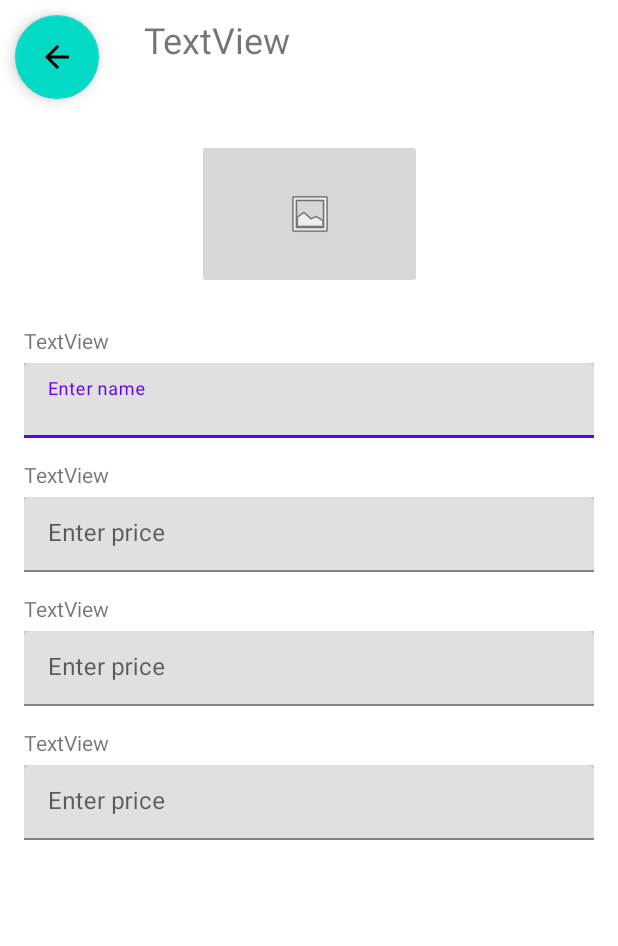
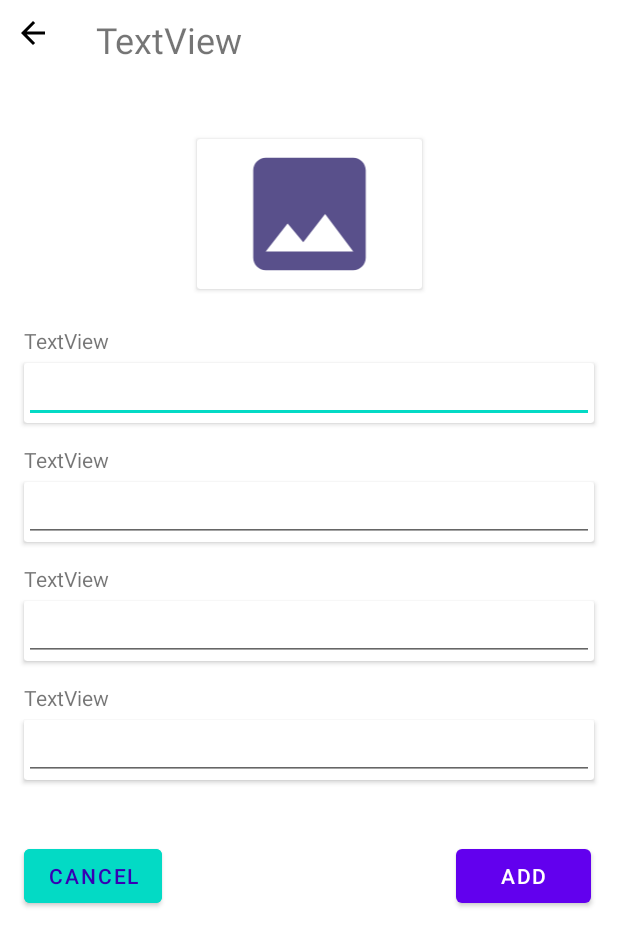
Before and after one commit to SamSultanB/Neobis_Android_Inventory_App, an Android app: the fragment CreateNewCrossFragment shown on its own in the app's theme, on a phone screen of 412 x 824 dp. Shown: the top 946 px of the screen. Run offline under Robolectric (Android 15) with nearby library versions, the phone set to English and light mode, and no system bars.

```diff
--- a/app/src/main/java/com/example/inventory/MainActivity.kt
+++ b/app/src/main/java/com/example/inventory/MainActivity.kt
@@ -1,8 +1,10 @@
 package com.example.inventory
 
+import android.net.Uri
 import androidx.appcompat.app.AppCompatActivity
 import android.os.Bundle
 import androidx.fragment.app.Fragment
+import androidx.navigation.findNavController
 import com.example.inventory.databinding.ActivityMainBinding
 import com.example.inventory.fragments.ArchivePageFragment
 import com.example.inventory.fragments.MainPageFragment
@@ -31,5 +33,4 @@ class MainActivity : AppCompatActivity() {
         }
     }
 
-
 }
--- a/app/src/main/java/com/example/inventory/fragments/CreateNewCrossFragment.kt
+++ b/app/src/main/java/com/example/inventory/fragments/CreateNewCrossFragment.kt
@@ -5,16 +5,28 @@ import androidx.fragment.app.Fragment
 import android.view.LayoutInflater
 import android.view.View
 import android.view.ViewGroup
+import androidx.navigation.fragment.findNavController
 import com.example.inventory.R
+import com.example.inventory.databinding.FragmentCreateNewBinding
 
 class CreateNewCrossFragment : Fragment() {
+
+    lateinit var binding: FragmentCreateNewBinding
 
     override fun onCreateView(
         inflater: LayoutInflater, container: ViewGroup?,
         savedInstanceState: Bundle?
     ): View? {
         // Inflate the layout for this fragment
-        return inflater.inflate(R.layout.fragment_create_new, container, false)
+        binding = FragmentCreateNewBinding.inflate(inflater, container, false)
+        return binding.root
+    }
+
+    override fun onViewCreated(view: View, savedInstanceState: Bundle?) {
+        super.onViewCreated(view, savedInstanceState)
+        binding.backButton.setOnClickListener {
+            findNavController().navigate(R.id.action_createNewCrossFragment_to_mainPageFragment)
+        }
     }
 
 }
--- /dev/null
+++ b/app/src/main/res/drawable/ic_add.xml
@@ -0,0 +1,5 @@
+<vector android:height="24dp" android:tint="#FFFFFF"
+    android:viewportHeight="24" android:viewportWidth="24"
+    android:width="24dp" xmlns:android="http://schemas.android.com/apk/res/android">
+    <path android:fillColor="@android:color/white" android:pathData="M19,13h-6v6h-2v-6H5v-2h6V5h2v6h6v2z"/>
+</vector>
--- /dev/null
+++ b/app/src/main/res/drawable/ic_back_button.xml
@@ -0,0 +1,5 @@
+<vector android:autoMirrored="true" android:height="24dp"
+    android:tint="#000000" android:viewportHeight="24"
+    android:viewportWidth="24" android:width="24dp" xmlns:android="http://schemas.android.com/apk/res/android">
+    <path android:fillColor="@android:color/white" android:pathData="M20,11H7.83l5.59,-5.59L12,4l-8,8 8,8 1.41,-1.41L7.83,13H20v-2z"/>
+</vector>
--- /dev/null
+++ b/app/src/main/res/drawable/ic_image.xml
@@ -0,0 +1,5 @@
+<vector android:height="120dp" android:tint="#59508B"
+    android:viewportHeight="24" android:viewportWidth="24"
+    android:width="120dp" xmlns:android="http://schemas.android.com/apk/res/android">
+    <path android:fillColor="@android:color/white" android:pathData="M21,19V5c0,-1.1 -0.9,-2 -2,-2H5c-1.1,0 -2,0.9 -2,2v14c0,1.1 0.9,2 2,2h14c1.1,0 2,-0.9 2,-2zM8.5,13.5l2.5,3.01L14.5,12l4.5,6H5l3.5,-4.5z"/>
+</vector>
--- a/app/src/main/res/layout/fragment_create_new.xml
+++ b/app/src/main/res/layout/fragment_create_new.xml
@@ -15,31 +15,40 @@
         android:layout_marginTop="10dp"
         android:text="TextView"
         android:textSize="24sp"
-        app:layout_constraintStart_toEndOf="@+id/floatingActionButton2"
+        app:layout_constraintStart_toEndOf="@+id/backButton"
         app:layout_constraintTop_toTopOf="parent" />
 
-    <com.google.android.material.floatingactionbutton.FloatingActionButton
-        android:id="@+id/floatingActionButton2"
+    <ImageButton
+        android:id="@+id/backButton"
         android:layout_width="wrap_content"
         android:layout_height="wrap_content"
         android:layout_marginStart="10dp"
         android:layout_marginTop="10dp"
         android:clickable="true"
-        android:src="?attr/actionModeCloseDrawable"
+        android:src="@drawable/ic_back_button"
+        android:background="@color/white"
         app:layout_constraintStart_toStartOf="parent"
         app:layout_constraintTop_toTopOf="parent" />
 
-    <ImageButton
-        android:id="@+id/imageButton"
+    <androidx.cardview.widget.CardView
+        android:id="@+id/getImage"
         android:layout_width="150dp"
         android:layout_height="100dp"
         android:layout_marginStart="105dp"
         android:layout_marginTop="50dp"
         android:layout_marginEnd="105dp"
-        android:src="@android:drawable/ic_menu_gallery"
+        android:src="@android:drawable/ic_menu_report_image"
         app:layout_constraintEnd_toEndOf="parent"
         app:layout_constraintStart_toStartOf="parent"
-        app:layout_constraintTop_toBottomOf="@+id/textView" />
+        app:layout_constraintTop_toBottomOf="@+id/textView">
+
+        <ImageView
+            android:id="@+id/gottenImage"
+            android:layout_width="match_parent"
+            android:layout_height="match_parent"
+            android:src="@drawable/ic_image"/>
+
+    </androidx.cardview.widget.CardView>
 
 
     <TextView
@@ -51,26 +60,25 @@
         app:layout_constraintBottom_toTopOf="@+id/textInputLayout1"
         app:layout_constraintStart_toStartOf="parent" />
 
-    <com.google.android.material.textfield.TextInputLayout
+    <androidx.cardview.widget.CardView
         android:id="@+id/textInputLayout1"
         android:layout_width="match_parent"
-        android:layout_height="50dp"
+        android:layout_height="40dp"
         android:layout_marginStart="16dp"
         android:layout_marginTop="49dp"
         android:layout_marginEnd="16dp"
         android:background="@color/editText"
-        android:hint="Enter name"
         app:layout_constraintEnd_toEndOf="parent"
         app:layout_constraintHorizontal_bias="0.497"
         app:layout_constraintStart_toStartOf="parent"
-        app:layout_constraintTop_toBottomOf="@+id/imageButton">
+        app:layout_constraintTop_toBottomOf="@+id/getImage">
 
         <com.google.android.material.textfield.TextInputEditText
             android:id="@+id/inputName"
             android:layout_width="match_parent"
             android:layout_height="match_parent" />
 
-    </com.google.android.material.textfield.TextInputLayout>
+    </androidx.cardview.widget.CardView>
 
 
     <TextView
@@ -82,15 +90,14 @@
         app:layout_constraintBottom_toTopOf="@+id/textInputLayout2"
         app:layout_constraintStart_toStartOf="parent" />
 
-    <com.google.android.material.textfield.TextInputLayout
+    <androidx.cardview.widget.CardView
         android:id="@+id/textInputLayout2"
         android:layout_width="match_parent"
-        android:layout_height="50dp"
+        android:layout_height="40dp"
         android:layout_marginStart="16dp"
         android:layout_marginTop="39dp"
         android:layout_marginEnd="16dp"
         android:background="@color/editText"
-        android:hint="Enter price"
         app:layout_constraintEnd_toEndOf="parent"
         app:layout_constraintStart_toStartOf="@+id/textInputLayout1"
         app:layout_constraintTop_toBottomOf="@+id/textInputLayout1">
@@ -100,7 +107,7 @@
             android:layout_width="match_parent"
             android:layout_height="match_parent" />
 
-    </com.google.android.material.textfield.TextInputLayout>
+    </androidx.cardview.widget.CardView>
 
 
     <TextView
@@ -112,15 +119,14 @@
         app:layout_constraintBottom_toTopOf="@+id/textInputLayout3"
         app:layout_constraintStart_toStartOf="parent" />
 
-    <com.google.android.material.textfield.TextInputLayout
+    <androidx.cardview.widget.CardView
         android:id="@+id/textInputLayout3"
         android:layout_width="match_parent"
-        android:layout_height="50dp"
+        android:layout_height="40dp"
         android:layout_marginStart="16dp"
         android:layout_marginTop="39dp"
         android:layout_marginEnd="16dp"
         android:background="@color/editText"
-        android:hint="Enter price"
         app:layout_constraintEnd_toEndOf="parent"
         app:layout_constraintStart_toStartOf="@+id/textInputLayout2"
         app:layout_constraintTop_toBottomOf="@+id/textInputLayout2">
@@ -130,7 +136,7 @@
             android:layout_width="match_parent"
             android:layout_height="match_parent" />
 
-    </com.google.android.material.textfield.TextInputLayout>
+    </androidx.cardview.widget.CardView>
 
 
     <TextView
@@ -142,15 +148,14 @@
         app:layout_constraintBottom_toTopOf="@+id/textInputLayout4"
         app:layout_constraintStart_toStartOf="parent" />
 
-    <com.google.android.material.textfield.TextInputLayout
+    <androidx.cardview.widget.CardView
         android:id="@+id/textInputLayout4"
         android:layout_width="match_parent"
-        android:layout_height="50dp"
+        android:layout_height="40dp"
         android:layout_marginStart="16dp"
         android:layout_marginTop="39dp"
         android:layout_marginEnd="16dp"
         android:background="@color/editText"
-        android:hint="Enter price"
         app:layout_constraintEnd_toEndOf="parent"
         app:layout_constraintStart_toStartOf="@+id/textInputLayout3"
         app:layout_constraintTop_toBottomOf="@+id/textInputLayout3">
@@ -158,9 +163,31 @@
         <com.google.android.material.textfield.TextInputEditText
             android:id="@+id/inputQuantity"
             android:layout_width="match_parent"
-            android:layout_height="match_parent"/>
+            android:layout_height="match_parent" />
 
-    </com.google.android.material.textfield.TextInputLayout>
+    </androidx.cardview.widget.CardView>
+
+    <Button
+        android:id="@+id/button"
+        android:layout_width="wrap_content"
+        android:layout_height="wrap_content"
+        android:layout_marginTop="40dp"
+        android:layout_marginEnd="16dp"
+        android:text="   Add   "
+        app:layout_constraintEnd_toEndOf="@+id/textInputLayout4"
+        app:layout_constraintTop_toBottomOf="@+id/textInputLayout4" />
+
+    <Button
+        android:id="@+id/button2"
+        android:layout_width="wrap_content"
+        android:layout_height="wrap_content"
+        android:layout_marginStart="16dp"
+        android:layout_marginTop="40dp"
+        android:text="Cancel"
+        android:textColor="@color/purple_700"
+        android:backgroundTint="@color/teal_200"
+        app:layout_constraintStart_toStartOf="parent"
+        app:layout_constraintTop_toBottomOf="@+id/textInputLayout4" />
 
 
 </androidx.constraintlayout.widget.ConstraintLayout>
--- a/app/src/main/res/layout/item.xml
+++ b/app/src/main/res/layout/item.xml
@@ -5,9 +5,8 @@
     android:layout_width="160dp"
     android:layout_height="257dp"
     app:cardCornerRadius="10dp"
-    android:layout_marginStart="4dp"
-    android:layout_marginEnd="4dp"
-    android:layout_marginTop="11dp">
+    android:layout_marginTop="11dp"
+    android:layout_marginStart="8dp">
 
     <androidx.constraintlayout.widget.ConstraintLayout
         android:layout_width="match_parent"
--- a/app/src/main/res/values/colors.xml
+++ b/app/src/main/res/values/colors.xml
@@ -1,6 +1,6 @@
 <?xml version="1.0" encoding="utf-8"?>
 <resources>
-    <color name="purple_200">#FFBB86FC</color>
+    <color name="add_button">#3A0082</color>
     <color name="purple_500">#FF6200EE</color>
     <color name="purple_700">#FF3700B3</color>
     <color name="teal_200">#FF03DAC5</color>
```
Also changed, not shown: app/src/main/java/com/example/inventory/RecyclerViewAdapter.kt (+9 -9 lines), app/src/main/java/com/example/inventory/dataBase/AppDatabase.kt (+25 -3 lines), app/src/main/java/com/example/inventory/dataBase/CrossDao.kt (deleted, +0 -8 lines), app/src/main/java/com/example/inventory/dataBase/ItemDao.kt (added, +18 -0 lines), app/src/main/java/com/example/inventory/fragments/MainPageFragment.kt (+7 -6 lines), app/src/main/java/com/example/inventory/model/Item.kt (renamed from app/src/main/java/com/example/inventory/model/Cross.kt, +3 -4 lines), app/src/main/res/layout/fragment_main_page.xml (+5 -2 lines), app/src/main/res/navigation/navigation_graph.xml (+18 -0 lines).
